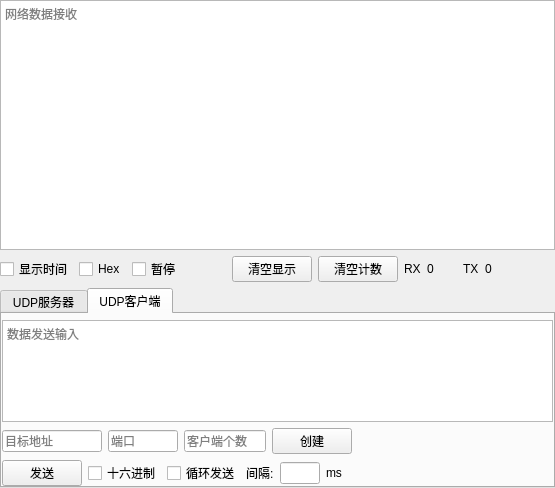
First picture: the form in UI/UDPServer.ui, repository BeiChenYx/NetDebug, before the edit.
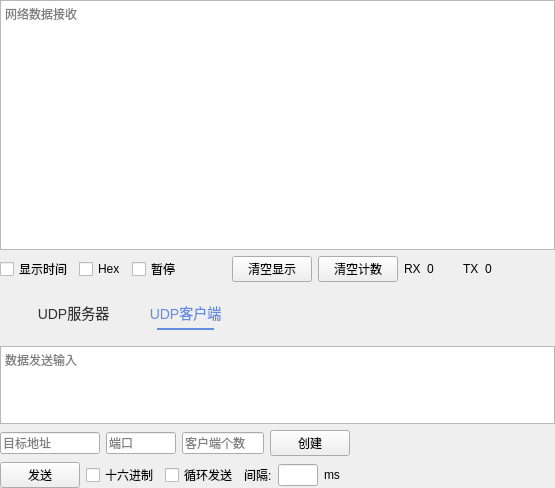
Second picture: the form after the edit. The open tabs and pages were chosen to show the change.

```diff
--- a/UI/UDPServer.ui
+++ b/UI/UDPServer.ui
@@ -14,7 +14,67 @@
    <string>UDP/IP_Server</string>
   </property>
   <property name="styleSheet">
-   <string notr="true"/>
+   <string notr="true">QTabWidget::pane
+{
+	top:20px;
+	border:none;
+ 
+}
+ 
+QTabBar::tab:first
+{
+	color:#333333;
+	background:transparent;
+	
+	font-family:&quot;????&quot;;
+	font-size:14px;
+	
+	padding-left:-9px;
+	padding-right:-9px;
+	width:105px;
+	height:30px;
+	margin-left:0px;
+	margin-right:40px;
+}
+ 
+QTabBar::tab:last
+{
+	color:#333333;
+	background:transparent;
+	
+	font-family:&quot;????&quot;;
+	font-size:14px;
+	
+	padding-left:-9px;
+	padding-right:-9px;
+	width:75px;
+	height:30px;
+	margin-left:0px;
+	margin-right:40px;
+}
+ 
+QTabBar::tab:selected, QTabBar::tab:hover
+{
+	color:#618BE5;
+	background:transparent;
+	
+	font-family:&quot;????&quot;;
+	font-size:14px;
+	
+	border-bottom:2px solid #618BE5;
+}
+ 
+QTabWidget::tab-bar { 
+    alignment: left;  
+	top:10px;
+	left:30px;
+} 
+ 
+ 
+#detailWgt, #appealReasonWgt
+{
+	border:none;
+}</string>
   </property>
   <layout class="QGridLayout" name="gridLayout">
    <property name="leftMargin">
```
Left out of the diff: 2 changed lines with no effect on the pictures.
